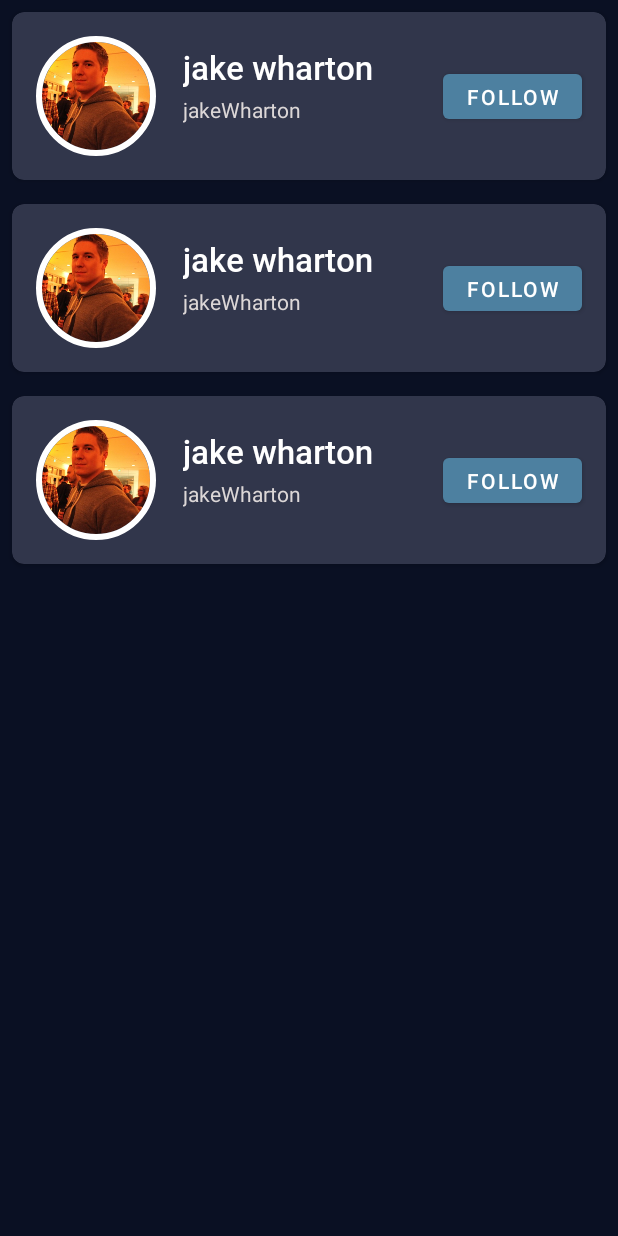
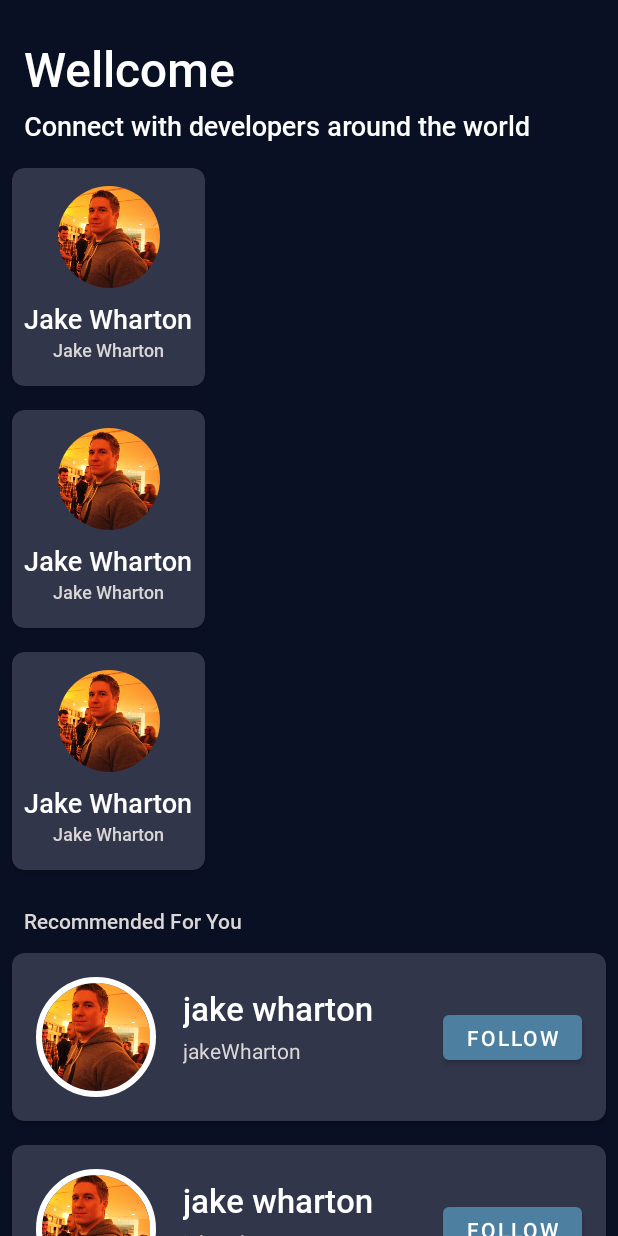
Before and after one commit to adityaids/MyGithubUserApps, an Android app: the layout activity_main.xml on its own in the app's theme, with its tools: preview values and no code run, on a phone screen of 412 x 824 dp. Run offline under Robolectric (Android 15) with nearby library versions, the phone set to English and light mode, and no system bars.

Commit message:
new commit

```diff
--- a/app/src/main/res/layout/activity_main.xml
+++ b/app/src/main/res/layout/activity_main.xml
@@ -8,11 +8,63 @@
     android:background="@color/primary"
     tools:context=".MainActivity">
 
+    <TextView
+        android:id="@+id/tv_wellcome"
+        android:layout_width="wrap_content"
+        android:layout_height="wrap_content"
+        android:layout_marginStart="16dp"
+        android:layout_marginTop="24dp"
+        app:layout_constraintTop_toTopOf="parent"
+        app:layout_constraintStart_toStartOf="parent"
+        android:text="@string/wellcome"
+        android:textSize="32sp"
+        android:textColor="@color/white"
+        android:fontFamily="@font/roboto_medium"/>
+
+    <TextView
+        android:id="@+id/tv_subtitle"
+        android:layout_width="wrap_content"
+        android:layout_height="wrap_content"
+        android:layout_marginTop="4dp"
+        android:layout_marginStart="16dp"
+        android:text="@string/connect"
+        android:textColor="@color/white"
+        android:textSize="18sp"
+        android:fontFamily="@font/roboto_medium"
+        app:layout_constraintStart_toStartOf="parent"
+        app:layout_constraintTop_toBottomOf="@+id/tv_wellcome"/>
+
     <androidx.recyclerview.widget.RecyclerView
-        android:id="@+id/rv_user"
+        android:id="@+id/rv_user_horizontal"
         android:layout_width="match_parent"
         android:layout_height="wrap_content"
+        android:layout_marginTop="8dp"
+        android:orientation="horizontal"
+        app:layout_constraintTop_toBottomOf="@+id/tv_subtitle"
         app:layout_constraintStart_toStartOf="parent"
-        app:layout_constraintTop_toTopOf="parent"
+        tools:orientation="horizontal"
+        tools:layoutManager="androidx.recyclerview.widget.LinearLayoutManager"
+        tools:listitem="@layout/user_items_horizontal"/>
+
+    <TextView
+        android:id="@+id/tv_recommended"
+        android:layout_width="wrap_content"
+        android:layout_height="wrap_content"
+        android:layout_marginStart="16dp"
+        android:layout_marginTop="16dp"
+        app:layout_constraintStart_toStartOf="parent"
+        app:layout_constraintTop_toBottomOf="@+id/rv_user_horizontal"
+        android:text="@string/recommended_for_you"
+        android:textColor="@color/text_secondary_color"
+        android:textSize="14sp"
+        android:fontFamily="@font/roboto_medium"/>
+
+    <androidx.recyclerview.widget.RecyclerView
+        android:id="@+id/rv_user_vertical"
+        android:layout_width="match_parent"
+        android:layout_height="wrap_content"
+        android:layout_marginTop="4dp"
+        app:layout_constraintStart_toStartOf="parent"
+        app:layout_constraintTop_toBottomOf="@+id/tv_recommended"
         tools:listitem="@layout/user_items"/>
 </androidx.constraintlayout.widget.ConstraintLayout>
--- /dev/null
+++ b/app/src/main/res/layout/user_items_horizontal.xml
@@ -0,0 +1,55 @@
+<?xml version="1.0" encoding="utf-8"?>
+<androidx.cardview.widget.CardView
+    xmlns:android="http://schemas.android.com/apk/res/android"
+    android:layout_width="wrap_content"
+    android:layout_height="wrap_content"
+    xmlns:app="http://schemas.android.com/apk/res-auto"
+    xmlns:tools="http://schemas.android.com/tools"
+    android:layout_marginTop="8dp"
+    android:layout_marginStart="8dp"
+    android:layout_marginEnd="8dp"
+    android:layout_marginBottom="8dp"
+    android:backgroundTint="@color/primary_ligth"
+    app:cardCornerRadius="8dp">
+
+    <androidx.constraintlayout.widget.ConstraintLayout
+        android:layout_width="match_parent"
+        android:layout_height="wrap_content"
+        android:padding="8dp">
+
+        <de.hdodenhof.circleimageview.CircleImageView
+            android:id="@+id/img_profil_horizontal"
+            android:layout_width="68dp"
+            android:layout_height="68dp"
+            android:layout_marginTop="4dp"
+            app:layout_constraintStart_toStartOf="parent"
+            app:layout_constraintTop_toTopOf="parent"
+            app:layout_constraintEnd_toEndOf="parent"
+            tools:src="@drawable/user1"/>
+        <TextView
+            android:id="@+id/tv_name_horizontal"
+            android:layout_width="wrap_content"
+            android:layout_height="wrap_content"
+            android:layout_marginTop="8dp"
+            app:layout_constraintStart_toStartOf="parent"
+            app:layout_constraintTop_toBottomOf="@+id/img_profil_horizontal"
+            app:layout_constraintEnd_toEndOf="parent"
+            android:textColor="@color/white"
+            android:textSize="18sp"
+            android:fontFamily="@font/roboto_medium"
+            tools:text="Jake Wharton" />
+        <TextView
+            android:id="@+id/tv_username_horizontal"
+            android:layout_width="wrap_content"
+            android:layout_height="wrap_content"
+            android:layout_marginBottom="8dp"
+            app:layout_constraintStart_toStartOf="parent"
+            app:layout_constraintTop_toBottomOf="@+id/tv_name_horizontal"
+            app:layout_constraintEnd_toEndOf="parent"
+            app:layout_constraintBottom_toBottomOf="parent"
+            android:textColor="@color/text_secondary_color"
+            android:textSize="12sp"
+            android:fontFamily="@font/roboto_medium"
+            tools:text="Jake Wharton"/>
+    </androidx.constraintlayout.widget.ConstraintLayout>
+</androidx.cardview.widget.CardView>
--- a/app/src/main/res/values/strings.xml
+++ b/app/src/main/res/values/strings.xml
@@ -1,5 +1,8 @@
 <resources>
     <string name="app_name">MyGithubUserApps</string>
+    <string name="wellcome">Wellcome</string>
+    <string name="connect">Connect with developers around the world</string>
+    <string name="recommended_for_you">Recommended For You</string>
 
     <string-array name="username">
         <item>JakeWharton</item>
```
